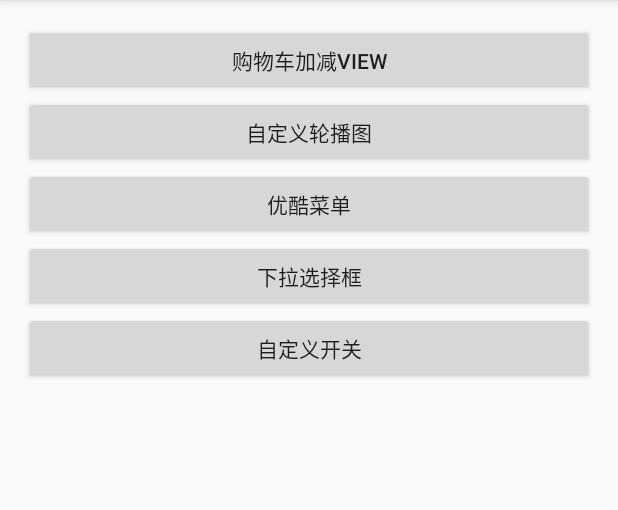
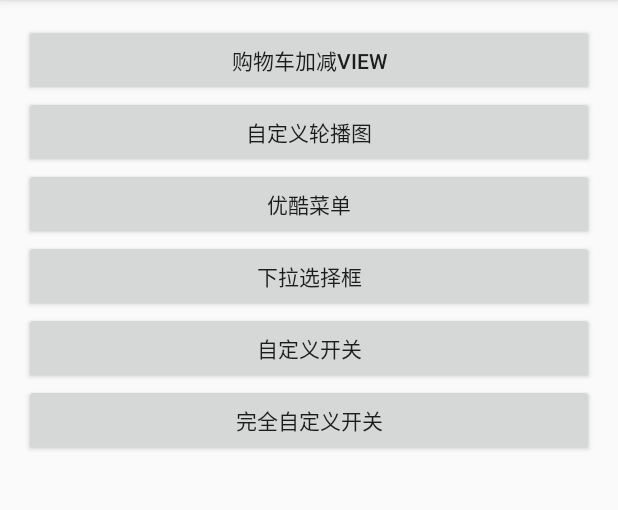
Before and after one commit to 350258655/CustomView, an Android app: the screen it shows after launch (MainActivity), on a phone screen of 412 x 824 dp, the part 84-594 px from its top. Run offline under Robolectric (Android 15) with nearby library versions, the phone set to English and light mode, and no system bars.

Commit message:
自定义开关

```diff
--- a/app/src/main/AndroidManifest.xml
+++ b/app/src/main/AndroidManifest.xml
@@ -25,6 +25,8 @@
         </activity>
         <activity android:name=".swtch.SwitchActivity">
         </activity>
+        <activity android:name=".toggle.ToggleButtonActivity">
+        </activity>
     </application>
 
 </manifest>
--- a/app/src/main/java/com/shake/customviews/MainActivity.java
+++ b/app/src/main/java/com/shake/customviews/MainActivity.java
@@ -6,6 +6,7 @@ import android.support.v7.app.AppCompatActivity;
 import android.view.View;
 import android.widget.Button;
 
+import com.shake.customviews.toggle.ToggleButtonActivity;
 import com.shake.customviews.numberaddsub.NumberAddSubActivity;
 import com.shake.customviews.spinner.SpinnerActivity;
 import com.shake.customviews.swtch.SwitchActivity;
@@ -13,7 +14,7 @@ import com.shake.customviews.wheel.WheelActivity;
 import com.shake.customviews.youku.YoukuMenuActivity;
 
 public class MainActivity extends AppCompatActivity implements View.OnClickListener {
-
+   //
     @Override
     protected void onCreate(Bundle savedInstanceState) {
         super.onCreate(savedInstanceState);
@@ -23,11 +24,13 @@ public class MainActivity extends AppCompatActivity implements View.OnClickListe
         Button btn_youku = (Button) findViewById(R.id.btn_youku);
         Button btn_spinner = (Button) findViewById(R.id.btn_spinner);
         Button btn_switch = (Button) findViewById(R.id.btn_switch);
+        Button btn_cus_switch = (Button) findViewById(R.id.btn_cus_switch);
         btnaddsub.setOnClickListener(this);
         btnwheel.setOnClickListener(this);
         btn_youku.setOnClickListener(this);
         btn_spinner.setOnClickListener(this);
         btn_switch.setOnClickListener(this);
+        btn_cus_switch.setOnClickListener(this);
 
     }
 
@@ -50,6 +53,9 @@ public class MainActivity extends AppCompatActivity implements View.OnClickListe
             case R.id.btn_switch:
                 startActivity(new Intent(MainActivity.this,SwitchActivity.class));
                 break;
+            case R.id.btn_cus_switch:
+                startActivity(new Intent(MainActivity.this,ToggleButtonActivity.class));
+                break;
         }
     }
 }
--- a/app/src/main/res/layout/activity_main.xml
+++ b/app/src/main/res/layout/activity_main.xml
@@ -36,4 +36,9 @@
         android:layout_width="match_parent"
         android:layout_height="wrap_content"
         android:text="自定义开关"/>
+    <Button
+        android:id="@+id/btn_cus_switch"
+        android:layout_width="match_parent"
+        android:layout_height="wrap_content"
+        android:text="完全自定义开关"/>
 </LinearLayout>
```
Also changed, not shown: app/src/main/res/layout/activity_custom_switch.xml (added, +21 -0 lines), app/src/main/res/values/attrs.xml (added, +9 -0 lines).
